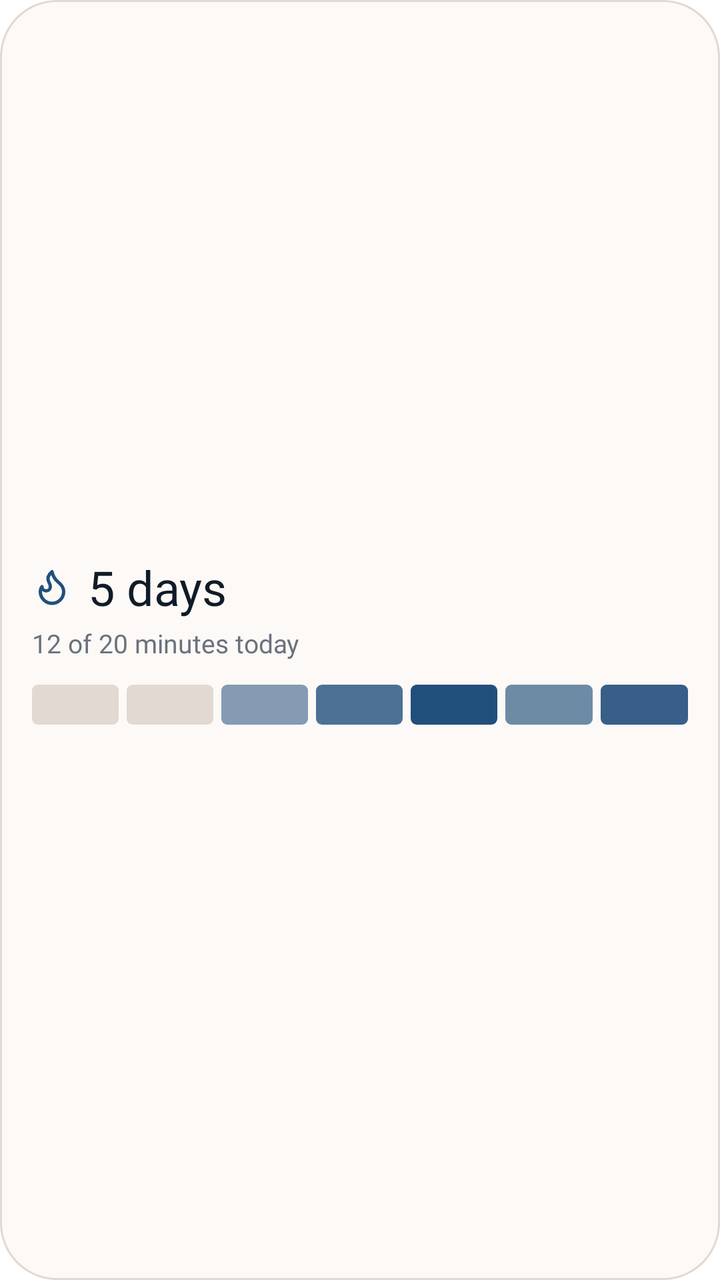
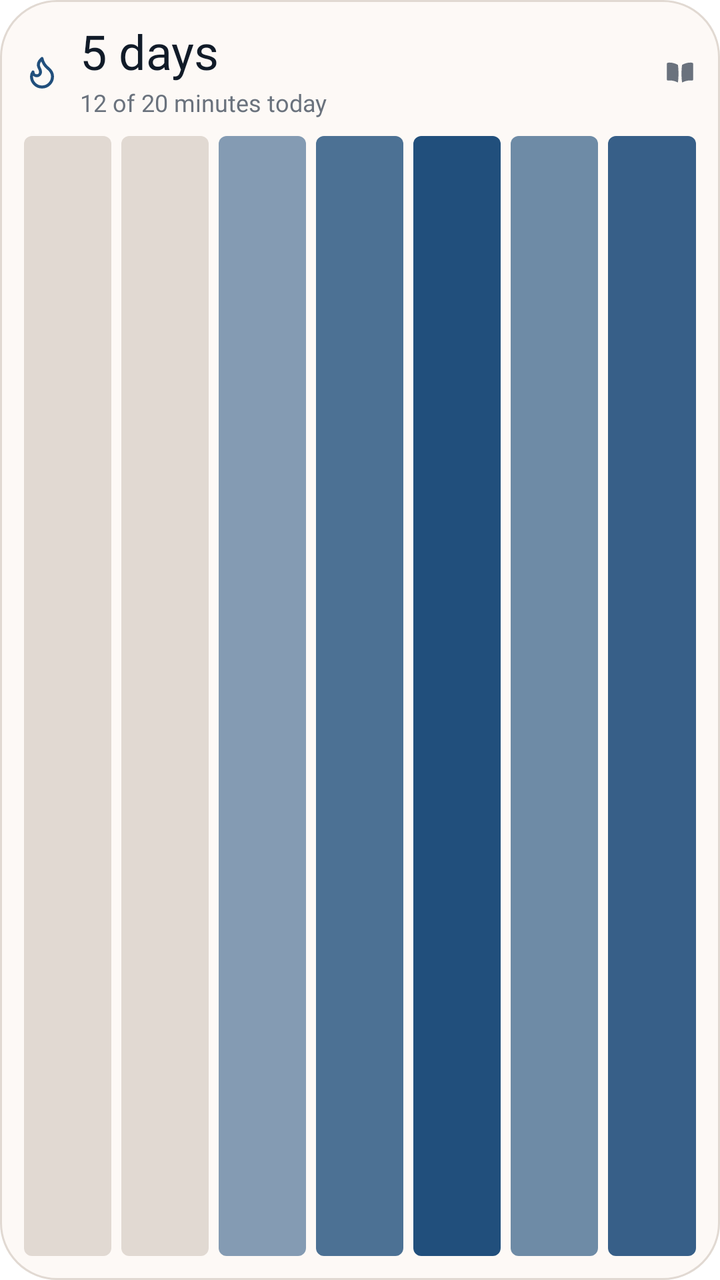

Two renders of the same Android screen: before a commit and after it. Below are the layout's source before the change and the commit's diff.
<!-- AndroidManifest.xml: application theme Theme.Folio -->
<!-- res/layout/widget_habit_preview.xml -->
<?xml version="1.0" encoding="utf-8"?>
<LinearLayout xmlns:android="http://schemas.android.com/apk/res/android"
    android:layout_width="match_parent"
    android:layout_height="match_parent"
    android:background="@drawable/widget_card"
    android:gravity="center_vertical"
    android:orientation="vertical"
    android:padding="16dp">

    <LinearLayout
        android:layout_width="match_parent"
        android:layout_height="wrap_content"
        android:gravity="center_vertical"
        android:orientation="horizontal">

        <ImageView
            android:layout_width="20dp"
            android:layout_height="20dp"
            android:layout_marginEnd="8dp"
            android:importantForAccessibility="no"
            android:src="@drawable/ic_flame"
            android:tint="@color/widget_accent" />

        <TextView
            android:layout_width="0dp"
            android:layout_height="wrap_content"
            android:layout_weight="1"
            android:fontFamily="@font/source_serif_regular"
            android:maxLines="1"
            android:text="5 days"
            android:textColor="@color/widget_ink"
            android:textSize="24sp" />
    </LinearLayout>

    <TextView
        android:layout_width="match_parent"
        android:layout_height="wrap_content"
        android:layout_marginTop="3dp"
        android:fontFamily="@font/work_sans_regular"
        android:maxLines="1"
        android:text="12 of 20 minutes today"
        android:textColor="@color/widget_muted"
        android:textSize="13sp" />

    <LinearLayout
        android:layout_width="match_parent"
        android:layout_height="wrap_content"
        android:layout_marginTop="12dp"
        android:importantForAccessibility="no"
        android:orientation="horizontal">

        <ImageView
            android:layout_width="0dp"
            android:layout_height="20dp"
            android:layout_marginEnd="4dp"
            android:layout_weight="1"
            android:scaleType="fitXY"
            android:src="@drawable/widget_day_bar"
            android:tint="@color/widget_border" />

        <ImageView
            android:layout_width="0dp"
            android:layout_height="20dp"
            android:layout_marginEnd="4dp"
            android:layout_weight="1"
            android:scaleType="fitXY"
            android:src="@drawable/widget_day_bar"
            android:tint="@color/widget_border" />

        <ImageView
            android:layout_width="0dp"
            android:layout_height="20dp"
            android:layout_marginEnd="4dp"
            android:layout_weight="1"
            android:alpha="0.55"
            android:scaleType="fitXY"
            android:src="@drawable/widget_day_bar"
            android:tint="@color/widget_accent" />

        <ImageView
            android:layout_width="0dp"
            android:layout_height="20dp"
            android:layout_marginEnd="4dp"
            android:layout_weight="1"
            android:alpha="0.8"
            android:scaleType="fitXY"
            android:src="@drawable/widget_day_bar"
            android:tint="@color/widget_accent" />

        <ImageView
            android:layout_width="0dp"
            android:layout_height="20dp"
            android:layout_marginEnd="4dp"
            android:layout_weight="1"
            android:scaleType="fitXY"
            android:src="@drawable/widget_day_bar"
            android:tint="@color/widget_accent" />

        <ImageView
            android:layout_width="0dp"
            android:layout_height="20dp"
            android:layout_marginEnd="4dp"
            android:layout_weight="1"
            android:alpha="0.65"
            android:scaleType="fitXY"
            android:src="@drawable/widget_day_bar"
            android:tint="@color/widget_accent" />

        <ImageView
            android:layout_width="0dp"
            android:layout_height="20dp"
            android:layout_weight="1"
            android:alpha="0.9"
            android:scaleType="fitXY"
            android:src="@drawable/widget_day_bar"
            android:tint="@color/widget_accent" />
    </LinearLayout>
</LinearLayout>
<!-- resources referenced by this layout -->
<resources>
  <color name="widget_accent">#FF214F7C</color>
  <color name="widget_border">#FFE1D9D2</color>
  <color name="widget_ink">#FF111B28</color>
  <color name="widget_muted">#FF6A727D</color>
  <!-- drawable ic_flame (drawable) -->
  <?xml version="1.0" encoding="utf-8"?>
  <vector xmlns:android="http://schemas.android.com/apk/res/android"
      android:width="24dp"
      android:height="24dp"
      android:viewportWidth="24"
      android:viewportHeight="24">
      <path
          android:pathData="M8.5 14.5A2.5 2.5 0 0 0 11 12c0-1.38-.5-2-1-3-1.072-2.143-.224-4.054 2-6 .5 2.5 2 4.9 4 6.5 2 1.6 3 3.5 3 5.5a7 7 0 1 1-14 0c0-1.153.433-2.294 1-3a2.5 2.5 0 0 0 2.5 2.5z"
          android:strokeColor="#FF000000"
          android:strokeWidth="2"
          android:strokeLineCap="round"
          android:strokeLineJoin="round" />
  </vector>
  <!-- drawable widget_card (drawable) -->
  <?xml version="1.0" encoding="utf-8"?>
  <shape xmlns:android="http://schemas.android.com/apk/res/android"
      android:shape="rectangle">
      <solid android:color="@color/widget_bg" />
      <stroke android:width="1dp" android:color="@color/widget_border" />
      <corners android:radius="@dimen/widget_corner_radius" />
  </shape>
  <!-- drawable widget_day_bar (drawable) -->
  <?xml version="1.0" encoding="utf-8"?>
  <shape xmlns:android="http://schemas.android.com/apk/res/android"
      android:shape="rectangle">
      <solid android:color="#FFFFFFFF" />
      <corners android:radius="3dp" />
  </shape>
  <style name="Theme.Folio" parent="android:Theme.Material.Light.NoActionBar">
          <item name="android:windowBackground">@android:color/transparent</item>
      </style>
  <color name="widget_bg">#FFFDF9F6</color>
  <dimen name="widget_corner_radius">17dp</dimen>
</resources>

<!-- the commit's change to res/layout/widget_habit_preview.xml (unified diff, before → after) -->
@@ -3,56 +3,76 @@
     android:layout_width="match_parent"
     android:layout_height="match_parent"
     android:background="@drawable/widget_card"
-    android:gravity="center_vertical"
     android:orientation="vertical"
-    android:padding="16dp">
+    android:padding="12dp">
 
     <LinearLayout
         android:layout_width="match_parent"
-        android:layout_height="wrap_content"
-        android:gravity="center_vertical"
+        android:layout_height="48dp"
+        android:baselineAligned="false"
         android:orientation="horizontal">
 
         <ImageView
-            android:layout_width="20dp"
-            android:layout_height="20dp"
-            android:layout_marginEnd="8dp"
+            android:layout_width="18dp"
+            android:layout_height="18dp"
+            android:layout_gravity="center_vertical"
+            android:layout_marginEnd="10dp"
             android:importantForAccessibility="no"
             android:src="@drawable/ic_flame"
             android:tint="@color/widget_accent" />
 
-        <TextView
+        <LinearLayout
             android:layout_width="0dp"
-            android:layout_height="wrap_content"
+            android:layout_height="match_parent"
             android:layout_weight="1"
-            android:fontFamily="@font/source_serif_regular"
-            android:maxLines="1"
-            android:text="5 days"
-            android:textColor="@color/widget_ink"
-            android:textSize="24sp" />
+            android:orientation="vertical">
+
+            <TextView
+                android:layout_width="match_parent"
+                android:layout_height="30dp"
+                android:fontFamily="@font/source_serif_regular"
+                android:gravity="center_vertical"
+                android:includeFontPadding="false"
+                android:maxLines="1"
+                android:text="5 days"
+                android:textColor="@color/widget_ink"
+                android:textSize="24sp" />
+
+            <TextView
+                android:layout_width="match_parent"
+                android:layout_height="16dp"
+                android:layout_marginTop="2dp"
+                android:fontFamily="@font/work_sans_regular"
+                android:gravity="center_vertical"
+                android:includeFontPadding="false"
+                android:maxLines="1"
+                android:text="12 of 20 minutes today"
+                android:textColor="@color/widget_muted"
+                android:textSize="12sp" />
+        </LinearLayout>
+
+        <ImageView
+            android:layout_width="16dp"
+            android:layout_height="16dp"
+            android:layout_gravity="center_vertical"
+            android:layout_marginStart="8dp"
+            android:importantForAccessibility="no"
+            android:src="@drawable/folio_mark"
+            android:tint="@color/widget_muted" />
     </LinearLayout>
-
-    <TextView
-        android:layout_width="match_parent"
-        android:layout_height="wrap_content"
-        android:layout_marginTop="3dp"
-        android:fontFamily="@font/work_sans_regular"
-        android:maxLines="1"
-        android:text="12 of 20 minutes today"
-        android:textColor="@color/widget_muted"
-        android:textSize="13sp" />
 
     <LinearLayout
         android:layout_width="match_parent"
-        android:layout_height="wrap_content"
-        android:layout_marginTop="12dp"
+        android:layout_height="0dp"
+        android:layout_marginTop="8dp"
+        android:layout_weight="1"
         android:importantForAccessibility="no"
         android:orientation="horizontal">
 
         <ImageView
             android:layout_width="0dp"
-            android:layout_height="20dp"
-            android:layout_marginEnd="4dp"
+            android:layout_height="match_parent"
+            android:layout_marginEnd="5dp"
             android:layout_weight="1"
             android:scaleType="fitXY"
             android:src="@drawable/widget_day_bar"
@@ -60,8 +80,8 @@
 
         <ImageView
             android:layout_width="0dp"
-            android:layout_height="20dp"
-            android:layout_marginEnd="4dp"
+            android:layout_height="match_parent"
+            android:layout_marginEnd="5dp"
             android:layout_weight="1"
             android:scaleType="fitXY"
             android:src="@drawable/widget_day_bar"
@@ -69,8 +89,8 @@
 
         <ImageView
             android:layout_width="0dp"
-            android:layout_height="20dp"
-            android:layout_marginEnd="4dp"
+            android:layout_height="match_parent"
+            android:layout_marginEnd="5dp"
             android:layout_weight="1"
             android:alpha="0.55"
             android:scaleType="fitXY"
@@ -79,8 +99,8 @@
 
         <ImageView
             android:layout_width="0dp"
-            android:layout_height="20dp"
-            android:layout_marginEnd="4dp"
+            android:layout_height="match_parent"
+            android:layout_marginEnd="5dp"
             android:layout_weight="1"
             android:alpha="0.8"
             android:scaleType="fitXY"
@@ -89,8 +109,8 @@
 
         <ImageView
             android:layout_width="0dp"
-            android:layout_height="20dp"
-            android:layout_marginEnd="4dp"
+            android:layout_height="match_parent"
+            android:layout_marginEnd="5dp"
             android:layout_weight="1"
             android:scaleType="fitXY"
             android:src="@drawable/widget_day_bar"
@@ -98,8 +118,8 @@
 
         <ImageView
             android:layout_width="0dp"
-            android:layout_height="20dp"
-            android:layout_marginEnd="4dp"
+            android:layout_height="match_parent"
+            android:layout_marginEnd="5dp"
             android:layout_weight="1"
             android:alpha="0.65"
             android:scaleType="fitXY"
@@ -108,7 +128,7 @@
 
         <ImageView
             android:layout_width="0dp"
-            android:layout_height="20dp"
+            android:layout_height="match_parent"
             android:layout_weight="1"
             android:alpha="0.9"
             android:scaleType="fitXY"
<!-- resource entries referenced after the edit -->
@@ -4,6 +4,38 @@
   <color name="widget_border">#FFE1D9D2</color>
   <color name="widget_ink">#FF111B28</color>
   <color name="widget_muted">#FF6A727D</color>
+  <!-- drawable folio_mark (drawable) -->
+  <?xml version="1.0" encoding="utf-8"?>
+  <vector xmlns:android="http://schemas.android.com/apk/res/android"
+      android:width="24dp"
+      android:height="24dp"
+      android:viewportWidth="24"
+      android:viewportHeight="24">
+  
+      
+      <path
+          android:fillColor="#FFFFFFFF"
+          android:pathData="M10.4 6.6
+              C 8.0 5.3, 5.2 4.7, 3.0 5.0
+              C 2.5 5.1, 2.1 5.5, 2.1 6.0
+              L 2.1 17.5
+              C 2.1 18.1, 2.6 18.5, 3.1 18.4
+              C 5.3 18.1, 8.1 18.6, 10.4 19.9
+              C 11.0 17.1, 11.0 9.4, 10.4 6.6
+              Z" />
+  
+      
+      <path
+          android:fillColor="#FFFFFFFF"
+          android:pathData="M13.6 6.6
+              C 16.0 5.3, 18.8 4.7, 21.0 5.0
+              C 21.5 5.1, 21.9 5.5, 21.9 6.0
+              L 21.9 17.5
+              C 21.9 18.1, 21.4 18.5, 20.9 18.4
+              C 18.7 18.1, 15.9 18.6, 13.6 19.9
+              C 13.0 17.1, 13.0 9.4, 13.6 6.6
+              Z" />
+  </vector>
   <!-- drawable ic_flame (drawable) -->
   <?xml version="1.0" encoding="utf-8"?>
   <vector xmlns:android="http://schemas.android.com/apk/res/android"
@@ -31,7 +63,7 @@
   <shape xmlns:android="http://schemas.android.com/apk/res/android"
       android:shape="rectangle">
       <solid android:color="#FFFFFFFF" />
-      <corners android:radius="3dp" />
+      <corners android:radius="4dp" />
   </shape>
   <style name="Theme.Folio" parent="android:Theme.Material.Light.NoActionBar">
           <item name="android:windowBackground">@android:color/transparent</item>
